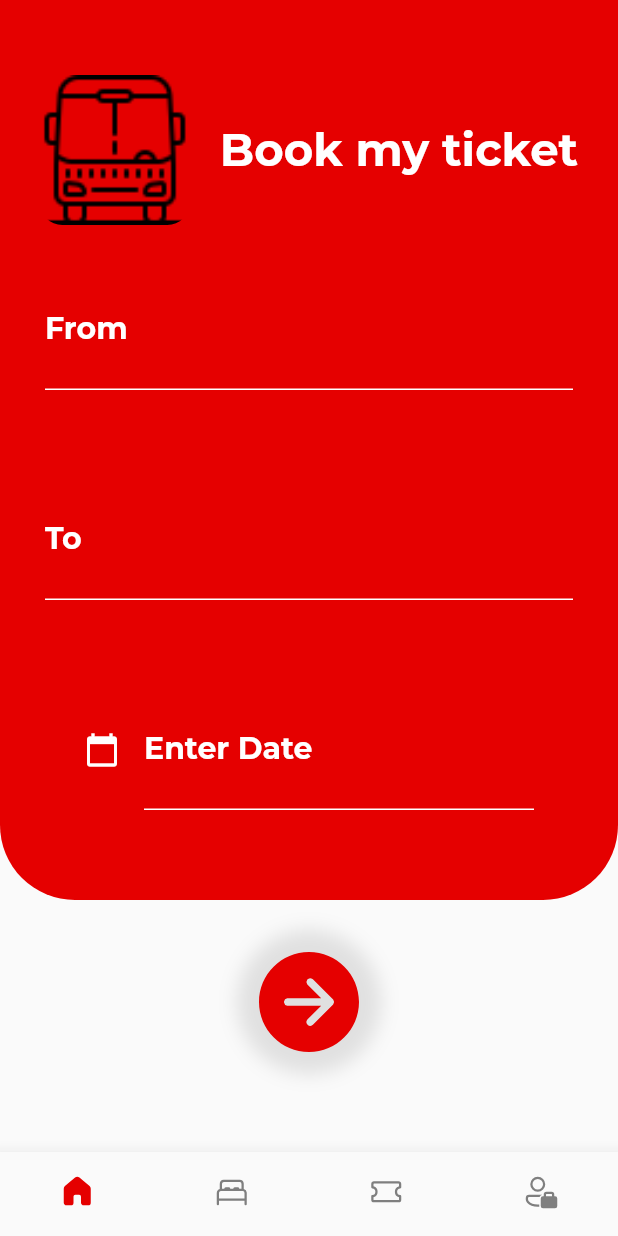
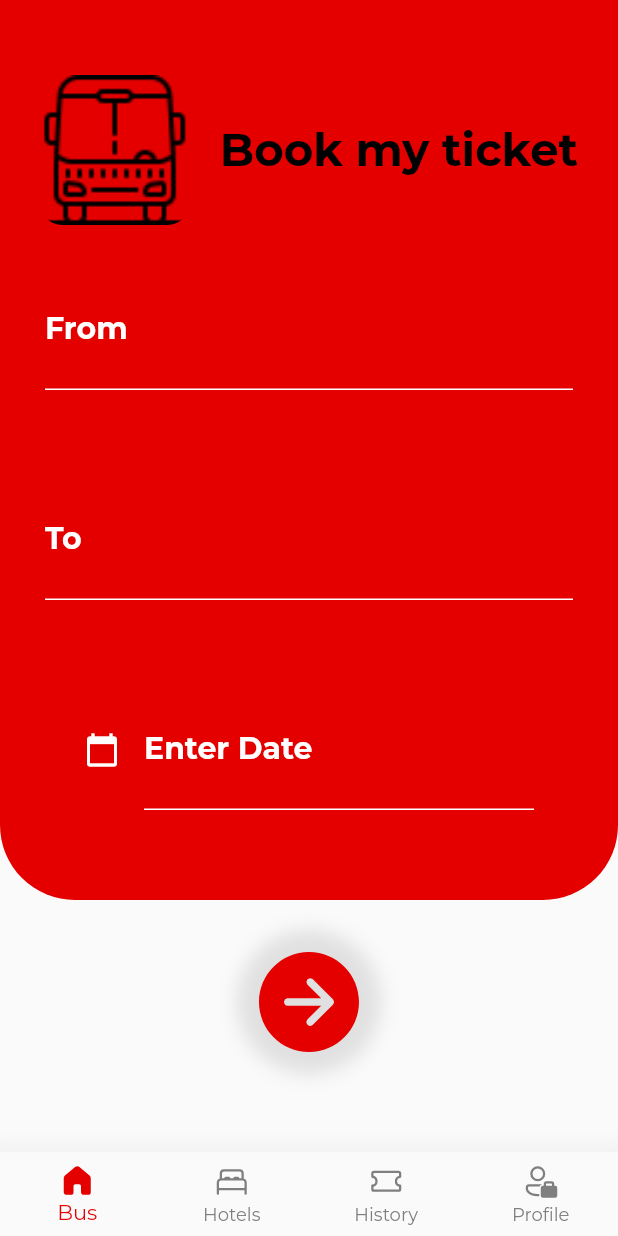
Before and after one commit to rajeshkumarramaswamy/appcheckbus, a Flutter app: the screen it shows after launch, on a phone screen of 412 x 824 dp. Run offline on Flutter 3.47's test engine with Material 2 defaults, Android fonts, the phone set to English and light mode, and no system bars; our stand-ins replace date_field, fluentui_icons, flutter_svg; missing offline and left inert: book_my_seat.

Commit message:
changes added

```diff
--- /dev/null
+++ b/lib/constants/appwrite_constants.dart
@@ -0,0 +1,5 @@
+class AppwriteConstants {
+  static const String databaseId = '641c9cd17906cadde95c';
+  static const String projectId = '641c8c21f126bfcce684';
+  static const String endpoint = 'http://localhost:80';
+}
--- /dev/null
+++ b/lib/constants/constants.dart
@@ -0,0 +1,2 @@
+export "./appwrite_constants.dart";
+export "./assets_constants.dart";
--- a/lib/screens/book_ticket.dart
+++ b/lib/screens/book_ticket.dart
@@ -1,5 +1,5 @@
 import 'package:busbooking/screens/bus_list.dart';
-import 'package:busbooking/utils/project_theme.dart';
+import 'package:busbooking/theme/pallet.dart';
 import 'package:fluentui_icons/fluentui_icons.dart';
 import 'package:flutter/material.dart';
 import 'package:intl/intl.dart';
@@ -26,7 +26,7 @@ class _BookTicketState extends State<BookTicket> {
         Container(
           height: 600,
           decoration: BoxDecoration(
-              color: ProjectTheme.appRed,
+              gradient: Pallet.appGradient,
               borderRadius: const BorderRadius.only(
                   bottomLeft: Radius.circular(50),
                   bottomRight: Radius.circular(50))),
@@ -53,7 +53,7 @@ class _BookTicketState extends State<BookTicket> {
                     style: TextStyle(
                         fontWeight: FontWeight.bold,
                         fontSize: 30,
-                        color: Colors.white),
+                        color: Pallet.appTextBlack),
                   ),
                 ],
               ),
@@ -128,7 +128,7 @@ class _BookTicketState extends State<BookTicket> {
                               return Theme(
                                 data: Theme.of(context).copyWith(
                                   colorScheme: ColorScheme.light(
-                                    primary: ProjectTheme
+                                    primary: Pallet
                                         .appRed, // header background color
                                     onPrimary:
                                         Colors.white, // header text color
@@ -136,8 +136,8 @@ class _BookTicketState extends State<BookTicket> {
                                   ),
                                   textButtonTheme: TextButtonThemeData(
                                     style: TextButton.styleFrom(
-                                      primary: ProjectTheme
-                                          .appRed, // button text color
+                                      primary:
+                                          Pallet.appRed, // button text color
                                     ),
                                   ),
                                 ),
@@ -178,7 +178,7 @@ class _BookTicketState extends State<BookTicket> {
                       iconSize: 80,
                       icon: const Icon(FluentSystemIcons
                           .ic_fluent_arrow_right_circle_filled),
-                      color: ProjectTheme.appRed,
+                      color: Pallet.appRed,
                       onPressed: () {
                         Navigator.of(context).push(MaterialPageRoute<void>(
                           builder: (BuildContext context) => Scaffold(
--- /dev/null
+++ b/lib/theme/pallet.dart
@@ -0,0 +1,19 @@
+import 'package:flutter/material.dart';
+
+class Pallet {
+  static const Color backgroundColor = Color(0xffcccccc);
+  static const Color appRed = Color(0xffe50000);
+  static const Color appTextBlack = Colors.black;
+  static const Color appTextWhite = Colors.white;
+  // static Color appRed = Color(0xff046a49);
+  static const Color appGrey = Color(0xff7f7f7f);
+  static const Color appYellow = Color(0xfffaecc1);
+  static const LinearGradient appGradient = LinearGradient(
+    begin: Alignment.topRight,
+    end: Alignment.bottomLeft,
+    colors: [
+      Color(0xffe50000),
+      Color(0xffe50000),
+    ],
+  );
+}
--- a/lib/widgets/bottom_bar.dart
+++ b/lib/widgets/bottom_bar.dart
@@ -36,9 +36,9 @@ class _BottomBarState extends State<BottomBar> {
       // ),
       body: _widgetOptions[_selectedIndex],
       bottomNavigationBar: BottomNavigationBar(
-        elevation: 10,
-        showSelectedLabels: false,
-        showUnselectedLabels: false,
+        elevation: 20,
+        showSelectedLabels: true,
+        showUnselectedLabels: true,
         selectedItemColor: ProjectTheme.appRed,
         unselectedItemColor: ProjectTheme.appGrey,
         currentIndex: _selectedIndex,
--- a/pubspec.yaml
+++ b/pubspec.yaml
@@ -37,6 +37,7 @@ dependencies:
   book_my_seat: ^1.0.1
   flutter_svg:
   date_field: ^3.0.0
+  appwrite: ^8.1.0
 
 dev_dependencies:
   flutter_test:
```
Also changed, not shown: lib/constants/assets_constants.dart (added, +14 -0 lines), lib/screens/book_hotel.dart (+8 -28 lines), pubspec.lock, 6 other files.
